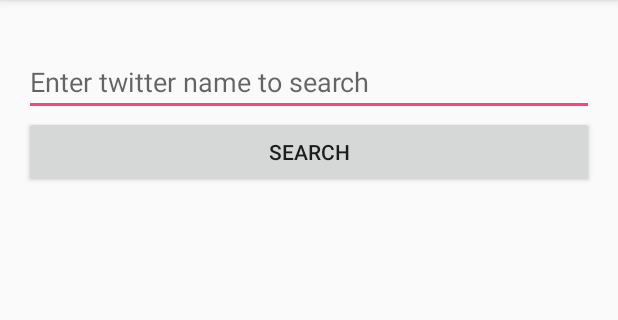
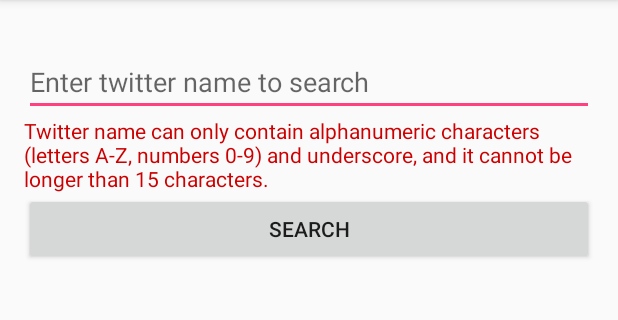
Before and after one commit to atabekm/Jitter, an Android app: the screen it shows after launch (MainActivity), after a tap on "SEARCH", on a phone screen of 412 x 824 dp, the part 84-404 px from its top. Run offline under Robolectric (Android 15) with nearby library versions, the phone set to English and light mode, and no system bars.

Commit message:
Implement basic validation for twitter usernames in MainActivity

```diff
--- a/app/build.gradle
+++ b/app/build.gradle
@@ -6,7 +6,7 @@ android {
 
     defaultConfig {
         applicationId "com.example.jitter"
-        minSdkVersion 11
+        minSdkVersion 14
         targetSdkVersion 23
         versionCode 1
         versionName "1.0"
--- a/app/src/main/java/com/example/jitter/Constants.java
+++ b/app/src/main/java/com/example/jitter/Constants.java
@@ -2,4 +2,10 @@ package com.example.jitter;
 
 public class Constants {
     public static final String TWITTER_USER_NAME = "twitter_user_name";
+    public static String TWITTER_USER_TIMELINE_API =
+            "https://api.twitter.com/1.1/statuses/user_timeline.json?screen_name=";
+    public static String TWITTER_FAVORITES_LIST_API =
+            "https://api.twitter.com/1.1/favorites/list.json?screen_name=";
+    public static String TWITTER_USERNAME_PATTERN = "([A-Za-z]|[0-9]|\\_)+";
+    public static int TWITTER_USERNAME_SIZE = 15;
 }
--- a/app/src/main/java/com/example/jitter/MainActivity.java
+++ b/app/src/main/java/com/example/jitter/MainActivity.java
@@ -6,6 +6,7 @@ import android.os.Bundle;
 import android.view.View;
 import android.widget.Button;
 import android.widget.EditText;
+import android.widget.TextView;
 
 public class MainActivity extends AppCompatActivity {
 
@@ -14,15 +15,23 @@ public class MainActivity extends AppCompatActivity {
         super.onCreate(savedInstanceState);
         setContentView(R.layout.activity_main);
 
-        final EditText editTextTwitterName = (EditText) findViewById(R.id.edit_text_twitter_id);
+        final EditText etTwitterName = (EditText) findViewById(R.id.edit_text_twitter_id);
+        final TextView tvTwitterNameError = (TextView) findViewById(R.id.text_view_twitter_id_error);
         Button buttonSearch = (Button) findViewById(R.id.button_search);
         buttonSearch.setOnClickListener(new View.OnClickListener() {
             @Override
             public void onClick(View v) {
-                if (editTextTwitterName.length() > 0) {
+                String twitterName = etTwitterName.getText().toString();
+                tvTwitterNameError.setVisibility(View.GONE);
+                if (twitterName.length() > 1 &&
+                        twitterName.length() <= Constants.TWITTER_USERNAME_SIZE &&
+                        twitterName.matches(Constants.TWITTER_USERNAME_PATTERN)) {
                     Intent intent = new Intent(MainActivity.this, UsersActivity.class);
-                    intent.putExtra(Constants.TWITTER_USER_NAME, editTextTwitterName.getText().toString());
+                    intent.putExtra(Constants.TWITTER_USER_NAME, twitterName);
                     startActivity(intent);
+                } else {
+                    etTwitterName.setText("");
+                    tvTwitterNameError.setVisibility(View.VISIBLE);
                 }
             }
         });
--- a/app/src/main/res/layout/activity_main.xml
+++ b/app/src/main/res/layout/activity_main.xml
@@ -14,6 +14,14 @@
         android:layout_width="match_parent"
         android:layout_height="wrap_content" />
 
+    <TextView
+        android:id="@+id/text_view_twitter_id_error"
+        android:layout_width="match_parent"
+        android:layout_height="wrap_content"
+        android:text="@string/twitter_id_error"
+        android:textColor="@android:color/holo_red_dark"
+        android:visibility="gone" />
+
     <Button
         android:id="@+id/button_search"
         android:text="@string/search_button"
--- a/app/src/main/res/values/strings.xml
+++ b/app/src/main/res/values/strings.xml
@@ -2,4 +2,5 @@
     <string name="app_name">Jitter</string>
     <string name="twitter_id_hint">Enter twitter name to search</string>
     <string name="search_button">SEARCH</string>
+    <string name="twitter_id_error">Twitter name can only contain alphanumeric characters (letters A-Z, numbers 0-9) and underscore, and it cannot be longer than 15 characters.</string>
 </resources>
```
